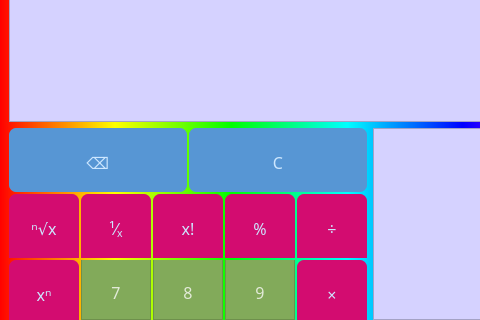
Before: the Qt Designer form main.ui in almax07082005/Calculator, drawn with Qt 5; both pictures show x 0 to 480 and y 123 to 443 of the 693 by 654 pixel window.
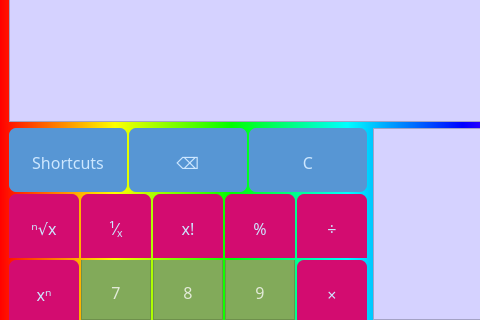
After: the same form once the commit is applied.

Commit message: Add QtDesigner interface.

Patch:
```diff
--- a/main.ui
+++ b/main.ui
@@ -168,6 +168,61 @@
         <property name="spacing">
          <number>2</number>
         </property>
+        <item>
+         <widget class="QPushButton" name="button_shortcuts">
+          <property name="sizePolicy">
+           <sizepolicy hsizetype="MinimumExpanding" vsizetype="MinimumExpanding">
+            <horstretch>0</horstretch>
+            <verstretch>0</verstretch>
+           </sizepolicy>
+          </property>
+          <property name="minimumSize">
+           <size>
+            <width>70</width>
+            <height>30</height>
+           </size>
+          </property>
+          <property name="maximumSize">
+           <size>
+            <width>16777215</width>
+            <height>16777215</height>
+           </size>
+          </property>
+          <property name="sizeIncrement">
+           <size>
+            <width>0</width>
+            <height>0</height>
+           </size>
+          </property>
+          <property name="font">
+           <font>
+            <family>Cascadia Mono</family>
+            <pointsize>12</pointsize>
+           </font>
+          </property>
+          <property name="styleSheet">
+           <string notr="true">QPushButton {
+	background-color: rgb(87, 150, 212);
+	border: none;
+	padding-top: 5px;
+	color: rgb(205, 231, 255);
+	border-radius: 7px;
+}
+QPushButton:hover {
+	background-color: rgb(95, 166, 232);
+}
+QPushButton:pressed {
+	background-color: rgb(82, 142, 199);
+}</string>
+          </property>
+          <property name="text">
+           <string>Shortcuts</string>
+          </property>
+          <property name="shortcut">
+           <string>Alt+Return</string>
+          </property>
+         </widget>
+        </item>
         <item>
          <widget class="QPushButton" name="button_pop">
           <property name="sizePolicy">
```
The commit also changes 3 other files.
